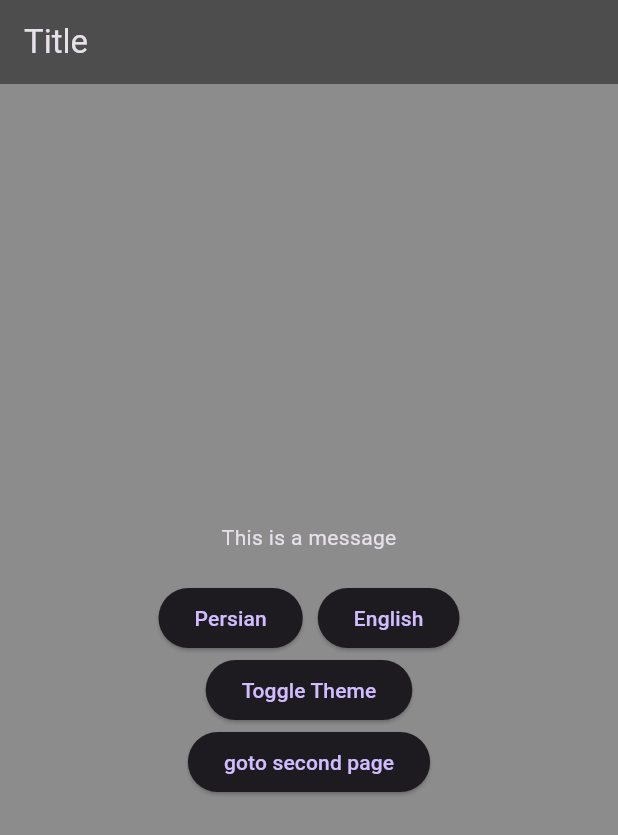
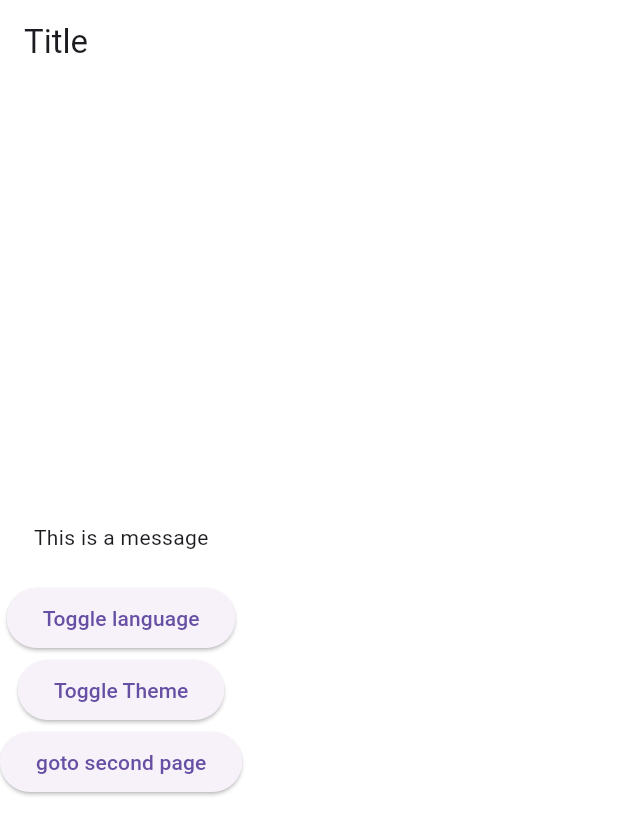
Before and after one commit to mosayeb-masoumi/language_theme_toggle_flutter_new, a Flutter app: the screen it shows after launch, on a phone screen of 412 x 824 dp. Shown: the top 835 px of the screen. Run offline on Flutter 3.47's test engine with Material 3 defaults, Android fonts, the phone set to English and light mode, and no system bars; our stand-ins replace bloc, flutter_bloc, get_it, shared_preferences.

Commit message:
used bloc to change theme and language

```diff
--- /dev/null
+++ b/lib/blocs/language/language_state.dart
@@ -0,0 +1,19 @@
+part of 'language_cubit.dart';
+
+@immutable
+abstract class LanguageState {
+  const LanguageState();
+}
+
+class LanguageInitial extends LanguageState {
+  const LanguageInitial();
+}
+
+class LanguageLoading extends LanguageState {
+  const LanguageLoading();
+}
+
+class LanguageLoaded extends LanguageState {
+  final String language;
+  const LanguageLoaded(this.language);
+}
--- /dev/null
+++ b/lib/blocs/theme/theme_cubit.dart
@@ -0,0 +1,31 @@
+import 'package:bloc/bloc.dart';
+import 'package:flutter/material.dart';
+import 'package:language_theme_toggle_flutter/theme/theme_provider.dart';
+import 'package:meta/meta.dart';
+
+part 'theme_state.dart';
+
+
+class ThemeCubit extends Cubit<ThemeState> {
+  final ThemeProvider _themeProvider;
+  ThemeCubit(this._themeProvider) : super(ThemeInitial()) {
+    // Emit the initial theme state
+    emit(ThemeLoaded(_themeProvider.currentTheme));
+  }
+
+
+  Future<dynamic> toggleTheme() async{
+    try{
+      emit(ThemeLoading());
+      // Toggle the theme
+      // ThemeProvider themeProvider = ThemeProvider();
+      await _themeProvider.toggleTheme();
+
+      // Emit loaded state with the current theme
+      emit(ThemeLoaded(_themeProvider.currentTheme));
+
+    }on Exception{
+      var a = 5;
+    }
+  }
+}
--- /dev/null
+++ b/lib/blocs/theme/theme_state.dart
@@ -0,0 +1,20 @@
+part of 'theme_cubit.dart';
+
+
+@immutable
+abstract class ThemeState {
+  const ThemeState();
+}
+
+class ThemeInitial extends ThemeState {
+  const ThemeInitial();
+}
+
+class ThemeLoading extends ThemeState {
+  const ThemeLoading();
+}
+
+class ThemeLoaded extends ThemeState {
+  final ThemeData themeData;
+  const ThemeLoaded(this.themeData);
+}
--- a/lib/home_page.dart
+++ b/lib/home_page.dart
@@ -1,4 +1,6 @@
 import 'package:flutter/material.dart';
+import 'package:language_theme_toggle_flutter/blocs/language/language_cubit.dart';
+import 'package:language_theme_toggle_flutter/blocs/theme/theme_cubit.dart';
 import 'package:language_theme_toggle_flutter/language/app_language.dart';
 import 'package:language_theme_toggle_flutter/language/app_localizations.dart';
 import 'package:language_theme_toggle_flutter/second_page.dart';
@@ -17,8 +19,8 @@
   @override
   Widget build(BuildContext context) {
 
-    // var appLanguage = Provider.of<AppLanguage>(context);
-    // var ss = AppLocalizations.of(context)!.locale;  to get the local language
+
+
 
     return Scaffold(
       backgroundColor: AppColors.primaryColor(context),
@@ -35,27 +37,16 @@
           Text(AppLocalizations.of(context)!.translate('message')),
 
           const SizedBox(height: 20,),
-          Row(
-            mainAxisAlignment: MainAxisAlignment.center,
-            children: [
 
-              ElevatedButton(onPressed: (){
-                // appLanguage.changeLanguage(const Locale("fa"));
-                context.read<AppLanguage>().changeLanguage(const Locale("fa"));
-
-              }, child: const Text("Persian")),
-              const SizedBox(width: 10,),
-              ElevatedButton(onPressed: (){
-                // appLanguage.changeLanguage(const Locale("en"));
-                context.read<AppLanguage>().changeLanguage(const Locale("en"));
-              }, child: const Text("English")),
-
-            ],
-          ),
+          ElevatedButton(onPressed: (){
+            // appLanguage.changeLanguage(const Locale("en"));
+            context.read<LanguageCubit>().toggleLanguage();
+          }, child: const Text("Toggle language")),
 
 
           ElevatedButton(onPressed: (){
-            context.read<ThemeProvider>().toggleTheme();
+            context.read<ThemeCubit>().toggleTheme(); // Trigger theme togg
+
           }, child: const Text("Toggle Theme")),
 
 
--- a/lib/language/app_language.dart
+++ b/lib/language/app_language.dart
@@ -4,7 +4,7 @@
 // import 'package:language_theme_toggle_flutter/pref/share_pref.dart';
 
 
-class AppLanguage extends ChangeNotifier {
+class AppLanguage {
   Locale _appLocale =  Locale(Prefs.getLanguageCode());
   Locale get appLocal => _appLocale;
 
@@ -19,6 +19,6 @@
       await Prefs.setLanguageCode("en");
       await Prefs.setCountryCode("US");
     }
-    notifyListeners();
+
   }
 }
--- a/lib/main.dart
+++ b/lib/main.dart
@@ -1,11 +1,16 @@
 import 'package:flutter/material.dart';
+import 'package:flutter_bloc/flutter_bloc.dart';
 import 'package:flutter_localizations/flutter_localizations.dart';
+import 'package:language_theme_toggle_flutter/blocs/theme/theme_cubit.dart';
 import 'package:language_theme_toggle_flutter/home_page.dart';
 import 'package:language_theme_toggle_flutter/language/app_language.dart';
 import 'package:language_theme_toggle_flutter/language/app_localizations.dart';
+import 'package:language_theme_toggle_flutter/locator.dart';
 import 'package:language_theme_toggle_flutter/pref/share_pref.dart';
 import 'package:language_theme_toggle_flutter/theme/theme_provider.dart';
 import 'package:provider/provider.dart';
+
+import 'blocs/language/language_cubit.dart';
 
 void main() async {
   WidgetsFlutterBinding.ensureInitialized();
@@ -16,15 +21,17 @@
 class AppProviders extends StatelessWidget {
   const AppProviders({super.key});
 
+
+
   @override
   Widget build(BuildContext context) {
-    return MultiProvider(
+    return MultiBlocProvider(
       providers: [
-        ChangeNotifierProvider(create: (_) => AppLanguage()),
-        ChangeNotifierProvider(create: (_) => ThemeProvider())
+        BlocProvider(create: (context) => LanguageCubit()),
+        BlocProvider(create: (context) => ThemeCubit(ThemeProvider())),
       ],
-      child: const MyApp(),
-    );
+      child: const MyApp());
+
   }
 }
 
@@ -33,10 +40,25 @@
 
   @override
   Widget build(BuildContext context) {
-    return Consumer2<AppLanguage, ThemeProvider>(
-        builder: (context, languageProvider, themeProvider, child) {
+
+
+
+    return BlocBuilder<LanguageCubit, LanguageState>(
+        builder: (context, state) {
+          String language = Prefs.getLanguageCode(); // Default language
+          if (state is LanguageLoaded) {
+            language = state.language; // Get the current language from the state
+          }
+
+          return BlocBuilder<ThemeCubit, ThemeState>(
+              builder: (context, themeState) {
+                ThemeData themeData = ThemeData.light();
+                if (themeState is ThemeLoaded) {
+                  themeData = themeState.themeData; // Use the current theme from the state
+                }
+
                 return MaterialApp(
-            locale: languageProvider.appLocal,
+                  locale: Locale(language),
                   supportedLocales: const [
                     Locale('en', 'US'),
                     Locale('fa', ''),
@@ -45,14 +67,21 @@
                     AppLocalizations.delegate,
                     GlobalMaterialLocalizations.delegate,
                     GlobalWidgetsLocalizations.delegate,
-              GlobalCupertinoLocalizations.delegate
+                    GlobalCupertinoLocalizations.delegate,
                   ],
-            theme: themeProvider.currentTheme,
-            darkTheme: ThemeData.dark(),
-            themeMode: Prefs.getThemeMode(),
-
+                  theme: themeData,
+                  // theme: BlocProvider.of<ThemeProvider>(context).currentTheme,
+                  // darkTheme: ThemeData.dark(),
+                  // themeMode: Prefs.getThemeMode(),
                   home: const HomePage(),
                 );
-        });
+
+              }
+          );
+
+
+        }
+    );
+
   }
 }
--- a/lib/pref/share_pref.dart
+++ b/lib/pref/share_pref.dart
@@ -26,10 +26,13 @@
   // get && set theme mode
   static Future<bool> setThemeMode(ThemeMode themeMode) async =>
       await _prefs!.setInt("ThemeMode", themeMode.index);
+
   static ThemeMode getThemeMode() {
     final int? themeModeIndex = _prefs!.getInt("ThemeMode");
+
     return themeModeIndex != null && themeModeIndex < ThemeMode.values.length
         ? ThemeMode.values[themeModeIndex]
-        : ThemeMode.system;
+        : ThemeMode.light;
+        // : ThemeMode.system;
   }
 }
--- a/lib/theme/theme_provider.dart
+++ b/lib/theme/theme_provider.dart
@@ -2,7 +2,7 @@
 import 'package:language_theme_toggle_flutter/pref/share_pref.dart';
 
 
-class ThemeProvider extends ChangeNotifier{
+class ThemeProvider{
 
   // ThemeData _currentTheme = ThemeData.light();
 
@@ -10,14 +10,15 @@
   // final ThemeMode _themeMode = Prefs.getThemeMode();
   // ThemeMode get themeMode => _themeMode;
 
-  ThemeData _currentTheme = Prefs.getThemeMode() == ThemeMode.light? ThemeData.light():ThemeData.dark();
+  ThemeData _currentTheme = Prefs.getThemeMode() == ThemeMode.light
+      ? ThemeData.light()
+      :ThemeData.dark();
+
   ThemeData get currentTheme => _currentTheme;
-
 
 
   Future<void> toggleTheme() async {
     _currentTheme = _currentTheme == ThemeData.light() ? ThemeData.dark() : ThemeData.light();
-    notifyListeners();
 
     // Save the selected theme mode in shared preferences
     await Prefs.setThemeMode(_currentTheme.brightness == Brightness.light
--- a/pubspec.yaml
+++ b/pubspec.yaml
@@ -40,6 +40,10 @@
   shared_preferences: ^2.0.11
 
   provider: ^6.1.1
+
+  flutter_bloc: ^8.0.1
+
+  get_it: ^7.2.0
 
 
   # The following adds the Cupertino Icons font to your application.
```
Also changed, not shown: lib/blocs/language/language_cubit.dart (added, +38 -0 lines), lib/locator.dart (added, +27 -0 lines), pubspec.lock. Lines whose indentation alone changed are shown as unchanged.
